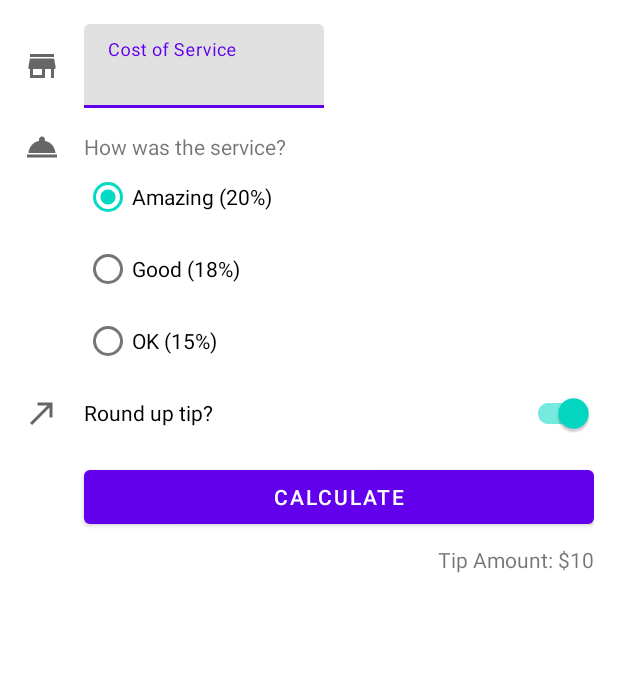
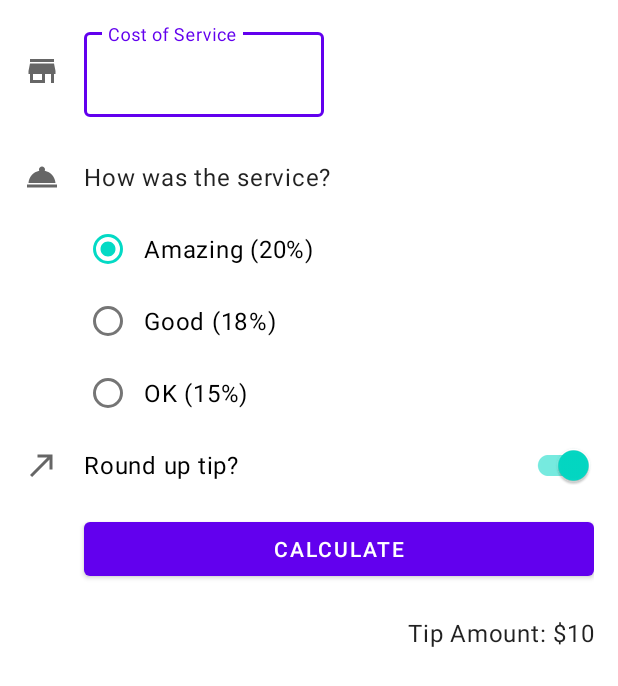
Before and after one commit to R1CKYS3NS31/sensei_3_tiptime_android, an Android app: the layout activity_main.xml on its own in the app's theme, with its tools: preview values and no code run, on a phone screen of 412 x 824 dp. Shown: the top 686 px of the screen. Run offline under Robolectric (Android 15) with nearby library versions, the phone set to English and light mode, and no system bars.

Commit message:
themes and styles commit

```diff
--- a/app/src/main/res/layout/activity_main.xml
+++ b/app/src/main/res/layout/activity_main.xml
@@ -1,9 +1,14 @@
 <?xml version="1.0" encoding="utf-8"?>
-<androidx.constraintlayout.widget.ConstraintLayout xmlns:android="http://schemas.android.com/apk/res/android"
-    xmlns:app="http://schemas.android.com/apk/res-auto"
-    xmlns:tools="http://schemas.android.com/tools"
+<ScrollView
     android:layout_width="match_parent"
     android:layout_height="match_parent"
+    xmlns:tools="http://schemas.android.com/tools"
+    xmlns:app="http://schemas.android.com/apk/res-auto"
+    xmlns:android="http://schemas.android.com/apk/res/android">
+
+    <androidx.constraintlayout.widget.ConstraintLayout
+        android:layout_width="match_parent"
+        android:layout_height="wrap_content"
         android:padding="16dp"
         tools:context=".MainActivity">
 
@@ -55,6 +60,7 @@
             android:text="@string/how_was_the_service"
             android:layout_marginTop="16dp"
             app:layout_constraintStart_toStartOf="@id/cost_of_service"
+            style="@style/Widget.TipTime.TextView"
             app:layout_constraintTop_toBottomOf="@+id/cost_of_service" />
 
         <RadioGroup
@@ -108,7 +114,8 @@
             app:layout_constraintStart_toEndOf="@id/icon_round_up"
             app:layout_constraintEnd_toEndOf="parent"
             app:layout_constraintTop_toBottomOf="@id/tip_options"
-        android:layout_marginLeft="16dp" />
+            android:layout_marginLeft="16dp"
+            />
 
         <Button
             android:id="@+id/calculate_button"
@@ -129,7 +136,10 @@
             app:layout_constraintEnd_toEndOf="parent"
             app:layout_constraintTop_toBottomOf="@id/calculate_button"
             android:layout_marginTop="8dp"
+            style="@style/Widget.TipTime.TextView"
             />
 
 
     </androidx.constraintlayout.widget.ConstraintLayout>
+
+</ScrollView>
--- a/app/src/main/res/values-night/themes.xml
+++ b/app/src/main/res/values-night/themes.xml
@@ -12,5 +12,9 @@
         <!-- Status bar color. -->
         <item name="android:statusBarColor" tools:targetApi="l">?attr/colorPrimaryVariant</item>
         <!-- Customize your theme here. -->
+
+        <item name="textInputStyle">@style/Widget.MaterialComponents.TextInputLayout.OutlinedBox</item>
+        <item name="radioButtonStyle">@style/Widget.TipTime.CompoundButton.RadioButton</item>
+        <item name="switchStyle">@style/Widget.TipTime.CompoundButton.Switch</item>
     </style>
 </resources>
--- /dev/null
+++ b/app/src/main/res/values/dimens.xml
@@ -0,0 +1,4 @@
+<?xml version="1.0" encoding="utf-8"?>
+<resources>
+    <dimen name="min_text_height">48dp</dimen>
+</resources>
--- /dev/null
+++ b/app/src/main/res/values/styles.xml
@@ -0,0 +1,17 @@
+<?xml version="1.0" encoding="utf-8"?>
+<resources xmlns:tools="http://schemas.android.com/tools">
+    <style name="Widget.TipTime.TextView" parent="Widget.MaterialComponents.TextView">
+        <item name="android:minHeight">@dimen/min_text_height</item>
+        <item name="android:gravity">center_vertical</item>
+        <item name="android:textAppearance">?attr/textAppearanceBody1</item>
+    </style>
+    <style name="Widget.TipTime.CompoundButton.Switch" parent="Widget.MaterialComponents.CompoundButton.Switch">
+        <item name="android:minHeight">48dp</item>
+        <item name="android:gravity">center_vertical</item>
+        <item name="android:textAppearance">?attr/textAppearanceBody1</item>
+    </style>
+    <style name="Widget.TipTime.CompoundButton.RadioButton" parent="Widget.MaterialComponents.CompoundButton.RadioButton">
+        <item name="android:paddingStart" tools:targetApi="jelly_bean_mr1">8dp</item>
+        <item name="android:textAppearance">?attr/textAppearanceBody1</item>
+    </style>
+</resources>
--- a/app/src/main/res/values/themes.xml
+++ b/app/src/main/res/values/themes.xml
@@ -12,5 +12,8 @@
         <!-- Status bar color. -->
         <item name="android:statusBarColor" tools:targetApi="l">?attr/colorPrimaryVariant</item>
         <!-- Customize your theme here. -->
+        <item name="textInputStyle">@style/Widget.MaterialComponents.TextInputLayout.OutlinedBox</item>
+        <item name="radioButtonStyle">@style/Widget.TipTime.CompoundButton.RadioButton</item>
+        <item name="switchStyle">@style/Widget.TipTime.CompoundButton.Switch</item>
     </style>
 </resources>
```
Lines whose indentation alone changed are shown as unchanged.
